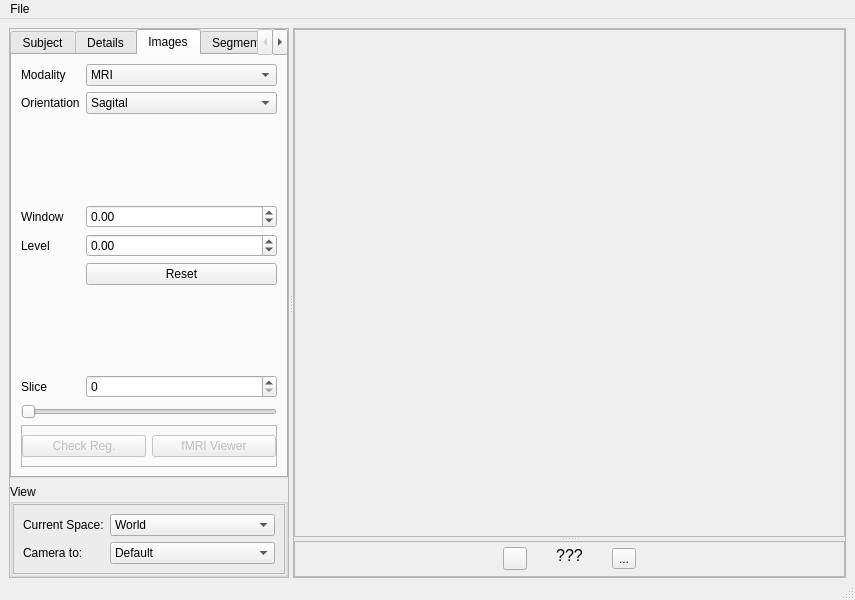
The window that braviz/interaction/qt_guis/subject_overview.ui (diego0020/braviz-app) describes before a commit, drawn with Qt 5.
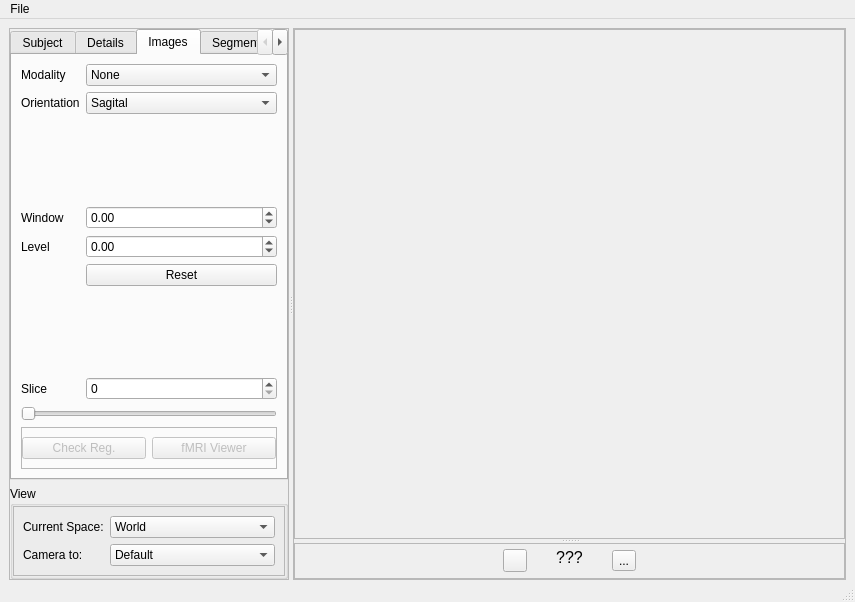
The same window after the commit. The open tabs and pages were chosen to show the change. Icons and pictures are not drawn.

Commit message: some fiber colors

What changed in the file:
```diff
--- a/braviz/interaction/qt_guis/subject_overview.ui
+++ b/braviz/interaction/qt_guis/subject_overview.ui
@@ -7,7 +7,7 @@
     <x>0</x>
     <y>0</y>
     <width>855</width>
-    <height>600</height>
+    <height>602</height>
    </rect>
   </property>
   <property name="windowTitle">
@@ -209,7 +209,7 @@
             <item row="0" column="1">
              <widget class="QComboBox" name="image_mod_combo">
               <property name="currentIndex">
-               <number>1</number>
+               <number>0</number>
               </property>
               <item>
                <property name="text">
@@ -1063,7 +1063,7 @@
           </widget>
           <widget class="QFrame" name="frame_3">
            <property name="sizePolicy">
-            <sizepolicy hsizetype="Preferred" vsizetype="Maximum">
+            <sizepolicy hsizetype="Preferred" vsizetype="Fixed">
              <horstretch>0</horstretch>
              <verstretch>0</verstretch>
             </sizepolicy>
```
Left out of the diff: 15 changed lines with no effect on the pictures. The commit also changes 2 other files.
